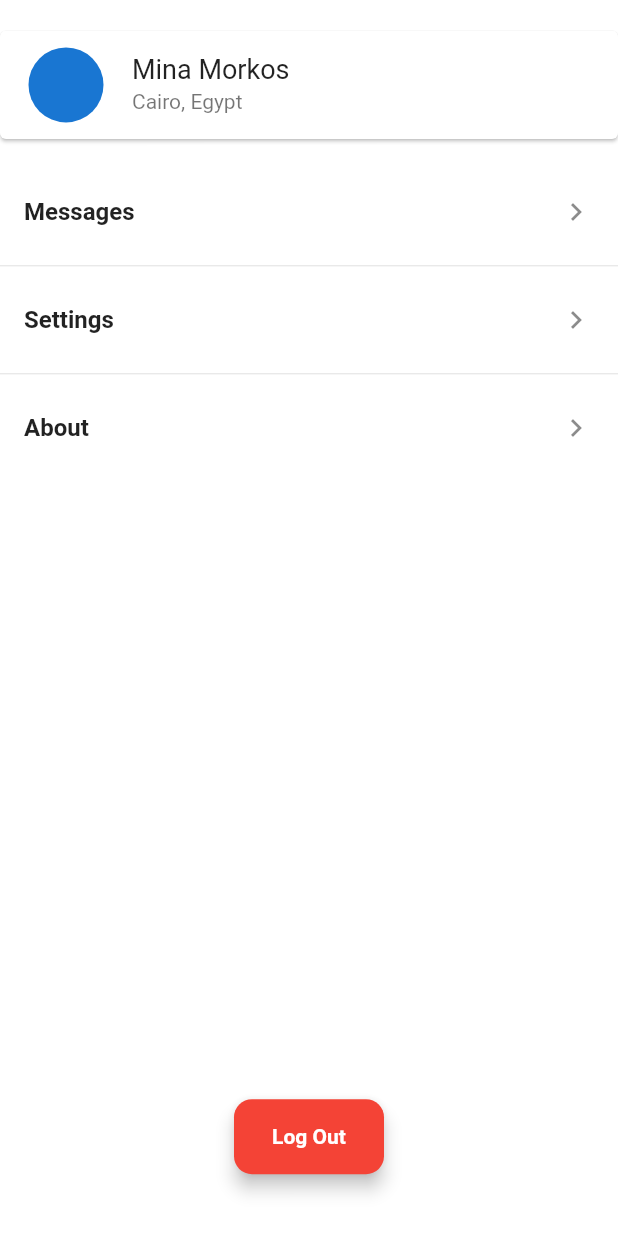
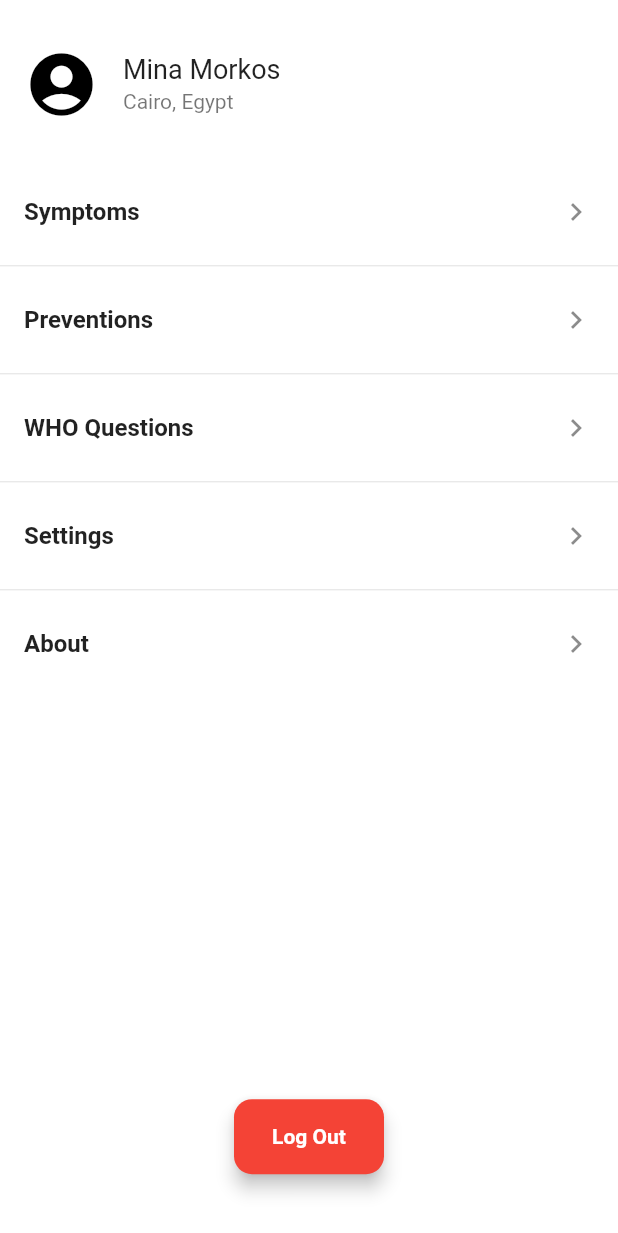
Before and after one commit to MinaMorkos-M/CovidDetector_GP, a Flutter app: the Profile widget shown alone on an empty page, opened directly, on a phone screen of 412 x 824 dp. Shown: the top 1233 px of the screen. Run offline on Flutter 3.47's test engine with Material 2 defaults, Android fonts, the light colour scheme and no system bars; our stand-ins replace flutter_typeahead, geolocator, google_maps_flutter, location, page_indicator, shimmer; network calls fail.

```diff
--- a/covid_19_detector/lib/helpers/location_helper.dart
+++ b/covid_19_detector/lib/helpers/location_helper.dart
@@ -6,6 +6,7 @@ class LocationHelper {
     if (!isServiceEnabled) {
       await Geolocator.requestPermission();
     }
+
     return Geolocator.getCurrentPosition(
       desiredAccuracy: LocationAccuracy.high,
     );
--- a/covid_19_detector/lib/main.dart
+++ b/covid_19_detector/lib/main.dart
@@ -1,8 +1,10 @@
+import 'package:covid_19_detector/helpers/user_list.dart';
 import 'package:covid_19_detector/screens/home_screen.dart';
 import 'package:flutter/material.dart';
 
 void main() {
   runApp(
+
     //MultiProvider(
     //  providers: [
     //    ChangeNotifierProvider(
--- a/covid_19_detector/lib/screens/home_screen.dart
+++ b/covid_19_detector/lib/screens/home_screen.dart
@@ -18,9 +18,10 @@ class _HomeScreenState extends State<HomeScreen> {
     });
   }
 
-  static List<Widget> _pages = <Widget>[
+  static List<Widget> _pages = [
     Profile(),
     MapScreen(),
+    //Maps(),
     Statistics(),
   ];
   @override
--- a/covid_19_detector/lib/screens/profile.dart
+++ b/covid_19_detector/lib/screens/profile.dart
@@ -1,11 +1,21 @@
 import 'package:covid_19_detector/screens/about.dart';
-import 'package:covid_19_detector/screens/messages.dart';
+import 'package:covid_19_detector/screens/preventions.dart';
 import 'package:covid_19_detector/screens/settings.dart';
+import 'package:covid_19_detector/screens/symptoms.dart';
+import 'package:covid_19_detector/screens/who_questions.dart';
 import 'package:covid_19_detector/widgets/profile_data.dart';
 import 'package:flutter/material.dart';
 
 class Profile extends StatelessWidget {
-  const Profile({Key? key}) : super(key: key);
+  final ButtonStyle raisedButtonStyle = ElevatedButton.styleFrom(
+    primary: Colors.red,
+    elevation: 5,
+    minimumSize: Size(88, 36),
+    padding: EdgeInsets.symmetric(horizontal: 16),
+    shape: const RoundedRectangleBorder(
+      borderRadius: BorderRadius.all(Radius.circular(12)),
+    ),
+  );
   @override
   Widget build(BuildContext context) {
     return Column(
@@ -15,6 +25,7 @@ class Profile extends StatelessWidget {
           child: Column(
             children: [
               Card(
+                elevation: 0,
                 margin: EdgeInsets.symmetric(
                   vertical: MediaQuery.of(context).size.height * 0.025,
                 ),
@@ -22,7 +33,7 @@ class Profile extends StatelessWidget {
               ),
               ListTile(
                 title: Text(
-                  'Messages',
+                  'Symptoms',
                   style: TextStyle(
                     fontWeight: FontWeight.bold,
                   ),
@@ -32,7 +43,43 @@ class Profile extends StatelessWidget {
                   Navigator.push(
                     context,
                     MaterialPageRoute(
-                      builder: (context) => Messages(),
+                      builder: (context) => Symptoms(),
+                    ),
+                  );
+                },
+              ),
+              Divider(),
+              ListTile(
+                title: Text(
+                  'Preventions',
+                  style: TextStyle(
+                    fontWeight: FontWeight.bold,
+                  ),
+                ),
+                trailing: Icon(Icons.keyboard_arrow_right_sharp),
+                onTap: () {
+                  Navigator.push(
+                    context,
+                    MaterialPageRoute(
+                      builder: (context) => Preventions(),
+                    ),
+                  );
+                },
+              ),
+              Divider(),
+              ListTile(
+                title: Text(
+                  'WHO Questions',
+                  style: TextStyle(
+                    fontWeight: FontWeight.bold,
+                  ),
+                ),
+                trailing: Icon(Icons.keyboard_arrow_right_sharp),
+                onTap: () {
+                  Navigator.push(
+                    context,
+                    MaterialPageRoute(
+                      builder: (context) => WhoQuestions(),
                     ),
                   );
                 },
@@ -82,12 +129,8 @@ class Profile extends StatelessWidget {
           margin: EdgeInsets.only(
             bottom: MediaQuery.of(context).size.height * 0.05,
           ),
-          child: RaisedButton(
-            elevation: 5,
-            shape: RoundedRectangleBorder(
-              borderRadius: BorderRadius.circular(12),
-            ),
-            color: Colors.red,
+          child: ElevatedButton(
+            style: raisedButtonStyle,
             child: Text(
               'Log Out',
               style: TextStyle(
--- a/covid_19_detector/lib/widgets/profile_data.dart
+++ b/covid_19_detector/lib/widgets/profile_data.dart
@@ -12,11 +12,10 @@ class ProfileData extends StatelessWidget {
   @override
   Widget build(BuildContext context) {
     return ListTile(
-      leading: Padding(
-        padding: EdgeInsets.all(3.0),
-        child: CircleAvatar(
-          radius: 25,
-        ),
+      leading: Icon(
+        Icons.account_circle,
+        size: 50,
+        color: Colors.black,
       ),
       title: Text(
         '$name',
--- a/covid_19_detector/pubspec.yaml
+++ b/covid_19_detector/pubspec.yaml
@@ -35,6 +35,11 @@ dependencies:
   flutter_typeahead: ^3.2.4
   timeago: ^2.0.26
   charts_flutter: ^0.9.0
+  geocoding: ^2.0.2
+  equatable: ^2.0.3
+  flutter_bloc: ^8.0.1
+  great_circle_distance: ^1.0.1
+  geocoder: ^0.2.1
   http:
 
 
```
Also changed, not shown: covid_19_detector/lib/helpers/user_list.dart (added, +69 -0 lines), covid_19_detector/lib/models/user.dart (added, +41 -0 lines), covid_19_detector/lib/screens/map_screen.dart (+76 -82 lines), covid_19_detector/lib/screens/who_questions.dart (+36 -13 lines), covid_19_detector/lib/helpers/constants.dart (line endings or trailing spaces), covid_19_detector/pubspec.lock.
